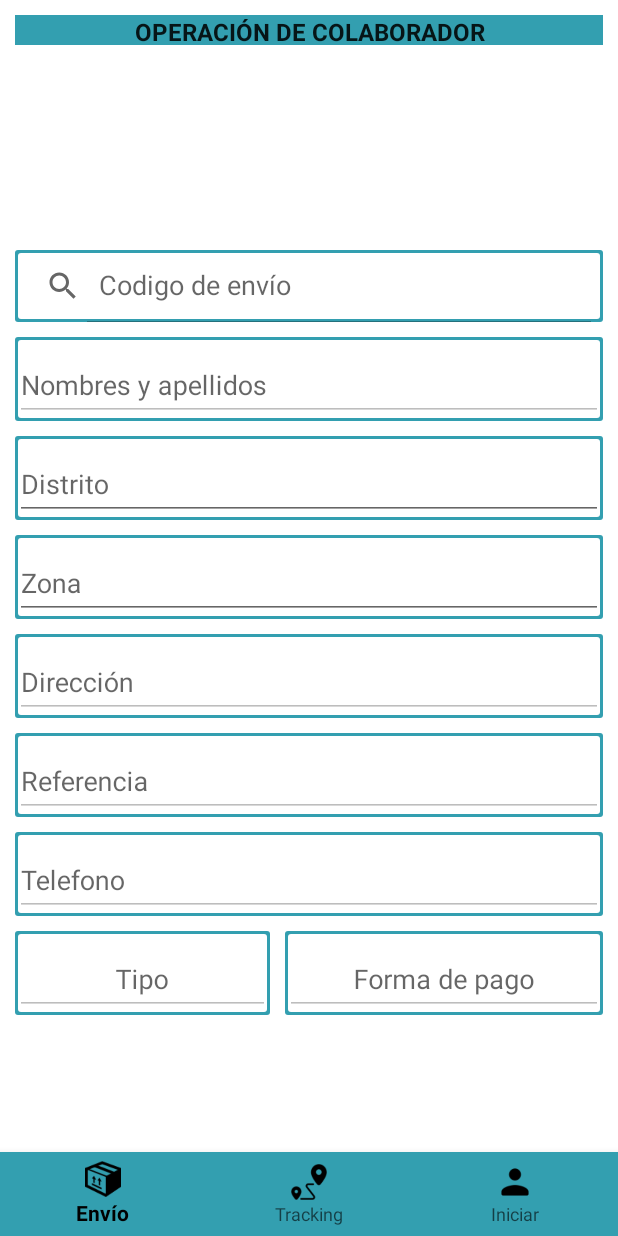
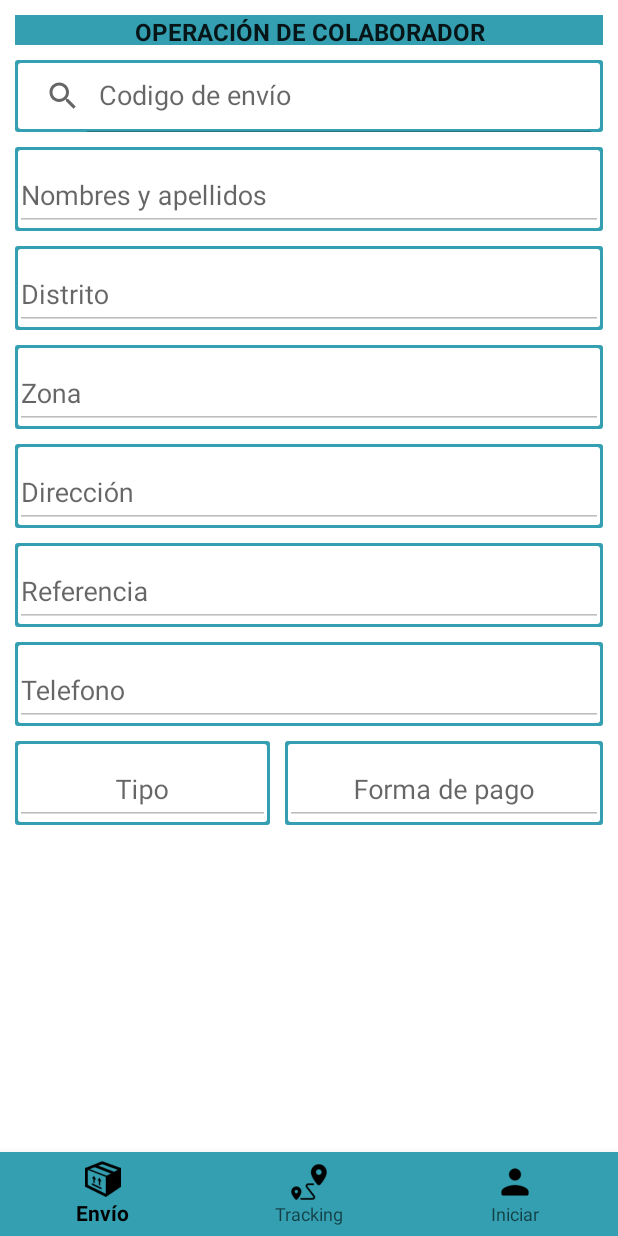
Before and after one commit to Yonathan-Dev2/MyApplication, an Android app: the fragment Fragment_oper_cola placed in its activity, on a phone screen of 412 x 824 dp. Run offline under Robolectric (Android 15) with nearby library versions, the light colour scheme and no system bars; our stand-ins replace Volley; network calls fail.

Commit message:
Se culmino con las observaciones en el modulo

```diff
--- a/app/src/main/java/com/express/tsuexpress/Fragmentos/Fragmen_asig_entr.java
+++ b/app/src/main/java/com/express/tsuexpress/Fragmentos/Fragmen_asig_entr.java
@@ -200,17 +200,25 @@ public class Fragmen_asig_entr extends Fragment {
                             String envi_canc = jsonObject.getString("envi_canc");
                             String dist_dest = jsonObject.getString("dist_dest");
                             String zona_dest = jsonObject.getString("zona_dest");
+                            String form_pago = jsonObject.getString("form_pago");
 
                             edt_nomb_clie.setText(nomb_clie);
                             edt_dire_clie.setText(dire_clie);
                             edt_tipo_envi.setText(tipo_envi);
-
                             edt_dist_dest.setText(dist_dest);
                             edt_zona_dest.setText(zona_dest);
 
 
                             if (envi_canc.equalsIgnoreCase("SI"))
                                 chk_canc.setChecked(true);
+
+                            if (form_pago.equalsIgnoreCase("DEPOSITO")){
+                                chk_canc.setChecked(true);
+                                chk_canc.setEnabled(false);
+                            } else{
+                                chk_canc.setEnabled(true);
+                            }
+
 
                             pdp.dismiss();
 
--- a/app/src/main/java/com/express/tsuexpress/Fragmentos/Fragment_oper_cola.java
+++ b/app/src/main/java/com/express/tsuexpress/Fragmentos/Fragment_oper_cola.java
@@ -115,6 +115,8 @@ public class Fragment_oper_cola extends Fragment {
         edt_celu_clie.setEnabled(false);
         edt_tipo_envi.setEnabled(false);
         edt_form_pago.setEnabled(false);
+        edt_dist.setEnabled(false);
+        edt_zona.setEnabled(false);
 
         request= Volley.newRequestQueue(getContext());
 
--- a/app/src/main/res/layout/fragment_oper_cola.xml
+++ b/app/src/main/res/layout/fragment_oper_cola.xml
@@ -32,19 +32,16 @@
         <LinearLayout
             android:layout_width="match_parent"
             android:layout_height="wrap_content"
-            android:layout_gravity="center"
-            android:layout_marginBottom="10dp"
+            android:layout_marginTop="10dp"
             android:layout_marginLeft="10dp"
             android:layout_marginRight="10dp"
-            android:layout_marginTop="10dp"
-            android:background="@android:color/background_light"
-            android:gravity="center"
+            android:layout_marginBottom="10dp"
             android:orientation="vertical">
 
             <SearchView
                 android:id="@+id/sv_codi_envi"
                 android:layout_width="match_parent"
-                android:layout_height="wrap_content"
+                android:layout_height="match_parent"
                 android:layout_marginBottom="10dp"
                 android:background="@drawable/borde_edit"
                 android:clickable="true"
@@ -54,7 +51,7 @@
 
             <android.support.design.widget.TextInputLayout
                 android:layout_width="match_parent"
-                android:layout_height="wrap_content"
+                android:layout_height="match_parent"
                 android:layout_marginBottom="10dp"
                 android:background="@drawable/borde_edit">
 
@@ -68,7 +65,7 @@
 
             <android.support.design.widget.TextInputLayout
                 android:layout_width="match_parent"
-                android:layout_height="wrap_content"
+                android:layout_height="match_parent"
                 android:layout_marginBottom="10dp"
                 android:background="@drawable/borde_edit">
 
@@ -82,7 +79,7 @@
 
             <android.support.design.widget.TextInputLayout
                 android:layout_width="match_parent"
-                android:layout_height="wrap_content"
+                android:layout_height="match_parent"
                 android:layout_marginBottom="10dp"
                 android:background="@drawable/borde_edit">
 
@@ -96,7 +93,7 @@
 
             <android.support.design.widget.TextInputLayout
                 android:layout_width="match_parent"
-                android:layout_height="wrap_content"
+                android:layout_height="match_parent"
                 android:layout_marginBottom="10dp"
                 android:background="@drawable/borde_edit">
 
@@ -110,7 +107,7 @@
 
             <android.support.design.widget.TextInputLayout
                 android:layout_width="match_parent"
-                android:layout_height="wrap_content"
+                android:layout_height="match_parent"
                 android:layout_marginBottom="10dp"
                 android:background="@drawable/borde_edit">
 
@@ -125,7 +122,7 @@
 
             <android.support.design.widget.TextInputLayout
                 android:layout_width="match_parent"
-                android:layout_height="wrap_content"
+                android:layout_height="match_parent"
                 android:layout_marginBottom="10dp"
                 android:background="@drawable/borde_edit">
 
@@ -139,7 +136,7 @@
 
             <LinearLayout
                 android:layout_width="match_parent"
-                android:layout_height="wrap_content"
+                android:layout_height="match_parent"
                 android:layout_gravity="center"
                 android:layout_marginBottom="10dp"
                 android:gravity="center"
```
